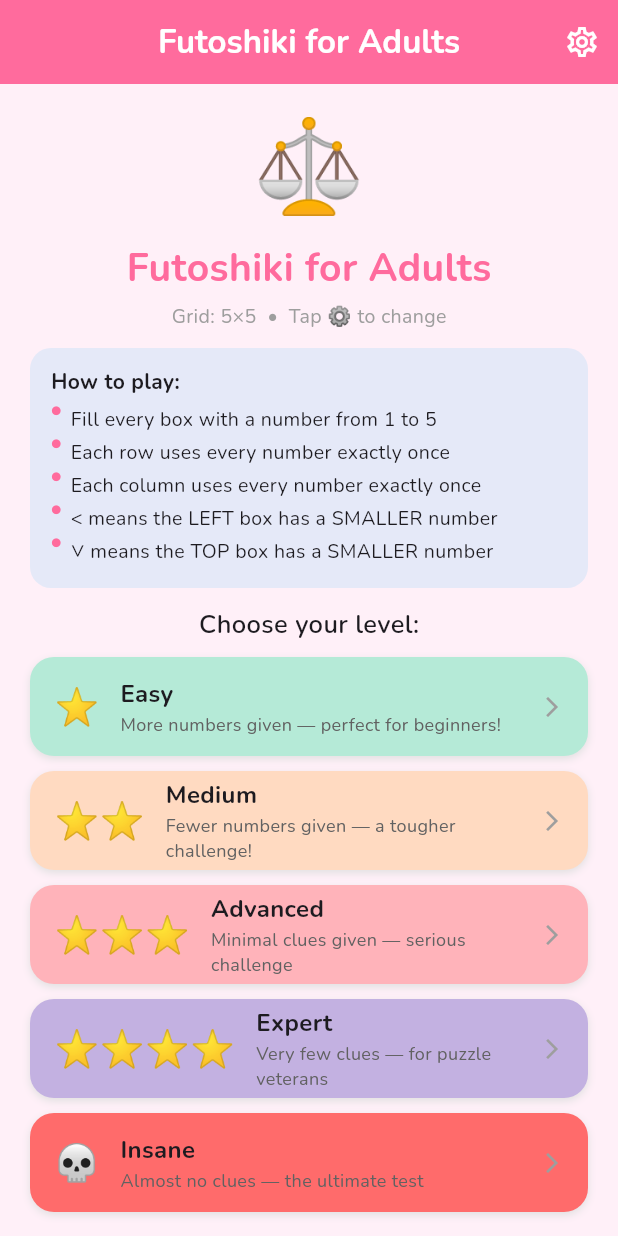
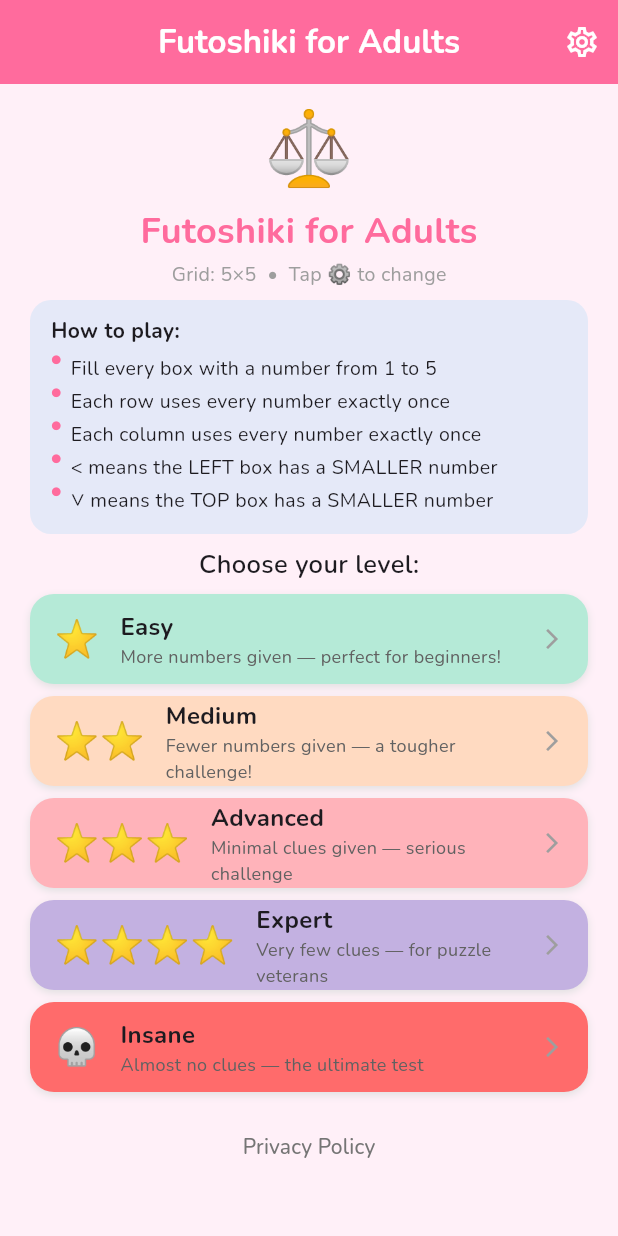
Before and after one commit to MichaelKuen/futoshiki_adults, a Flutter app: the screen it shows after launch, on a phone screen of 412 x 824 dp. Run offline on Flutter 3.47's test engine with Material 3 defaults, Android fonts, the phone set to English and light mode, and no system bars; drawn by our look-alikes of flutter_animate; our stand-ins replace confetti, flutter_riverpod, freezed_annotation, google_fonts, riverpod_annotation, shared_preferences; generated files the repository leaves out were written again.

Commit message:
Fix home screen overflow on smaller Android phones
Compacted the header (emoji 60→48px, title 26→24px, reduced spacers) and
the button list (height 66→60px, gaps 10→8px, bottom gap 20→12px).
Saves ~70px of vertical space, eliminating the 8px overflow error.

Co-Authored-By: Claude Sonnet 4.6 <noreply@anthropic.com>

```diff
--- a/lib/features/home/presentation/pages/home_page.dart
+++ b/lib/features/home/presentation/pages/home_page.dart
@@ -64,30 +64,30 @@ class _HomePageState extends ConsumerState<HomePage> {
           child: Column(
             crossAxisAlignment: CrossAxisAlignment.stretch,
             children: [
-              const SizedBox(height: 12),
+              const SizedBox(height: 8),
 
               // Animated emoji
               Center(
-                child: const Text('⚖️', style: TextStyle(fontSize: 60))
+                child: const Text('⚖️', style: TextStyle(fontSize: 48))
                     .animate()
                     .scale(duration: 600.ms, curve: Curves.elasticOut),
               ),
 
-              const SizedBox(height: 6),
+              const SizedBox(height: 4),
 
               // Title
               Center(
                 child: Text(
                   'Futoshiki for Adults',
                   style: TextStyle(
-                    fontSize: 26,
+                    fontSize: 24,
                     fontWeight: FontWeight.bold,
                     color: kPrimary,
                   ),
                 ),
               ),
 
-              const SizedBox(height: 4),
+              const SizedBox(height: 2),
 
               // Grid size indicator
               Center(
@@ -97,11 +97,11 @@ class _HomePageState extends ConsumerState<HomePage> {
                 ),
               ),
 
-              const SizedBox(height: 12),
+              const SizedBox(height: 8),
 
               // How to play
               Container(
-                padding: const EdgeInsets.symmetric(horizontal: 14, vertical: 12),
+                padding: const EdgeInsets.symmetric(horizontal: 14, vertical: 10),
                 decoration: BoxDecoration(
                   color: kSecondary.withValues(alpha: 0.15),
                   borderRadius: BorderRadius.circular(14),
@@ -124,7 +124,7 @@ class _HomePageState extends ConsumerState<HomePage> {
                 ),
               ),
 
-              const SizedBox(height: 12),
+              const SizedBox(height: 8),
 
               // Continue Game card (shown only when a save exists)
               ref.watch(hasSavedGameProvider).when(
@@ -204,7 +204,7 @@ class _HomePageState extends ConsumerState<HomePage> {
                 ),
               ),
 
-              const SizedBox(height: 10),
+              const SizedBox(height: 8),
 
               _DifficultyButton(
                 emoji: '⭐',
@@ -214,7 +214,7 @@ class _HomePageState extends ConsumerState<HomePage> {
                 onTap: () => _startGame(Difficulty.easy),
               ),
 
-              const SizedBox(height: 10),
+              const SizedBox(height: 8),
 
               _DifficultyButton(
                 emoji: '⭐⭐',
@@ -224,7 +224,7 @@ class _HomePageState extends ConsumerState<HomePage> {
                 onTap: () => _startGame(Difficulty.medium),
               ),
 
-              const SizedBox(height: 10),
+              const SizedBox(height: 8),
 
               _DifficultyButton(
                 emoji: '⭐⭐⭐',
@@ -234,7 +234,7 @@ class _HomePageState extends ConsumerState<HomePage> {
                 onTap: () => _startGame(Difficulty.advanced),
               ),
 
-              const SizedBox(height: 10),
+              const SizedBox(height: 8),
 
               _DifficultyButton(
                 emoji: '⭐⭐⭐⭐',
@@ -244,7 +244,7 @@ class _HomePageState extends ConsumerState<HomePage> {
                 onTap: () => _startGame(Difficulty.expert),
               ),
 
-              const SizedBox(height: 10),
+              const SizedBox(height: 8),
 
               _DifficultyButton(
                 emoji: '💀',
@@ -254,7 +254,7 @@ class _HomePageState extends ConsumerState<HomePage> {
                 onTap: () => _startGame(Difficulty.insane),
               ),
 
-              const SizedBox(height: 20),
+              const SizedBox(height: 12),
 
               Center(
                 child: TextButton(
@@ -325,7 +325,7 @@ class _DifficultyButton extends StatelessWidget {
       onTap: onTap,
       child: Container(
         width: double.infinity,
-        height: 66,
+        height: 60,
         decoration: BoxDecoration(
           color: colour,
           borderRadius: BorderRadius.circular(16),
```
